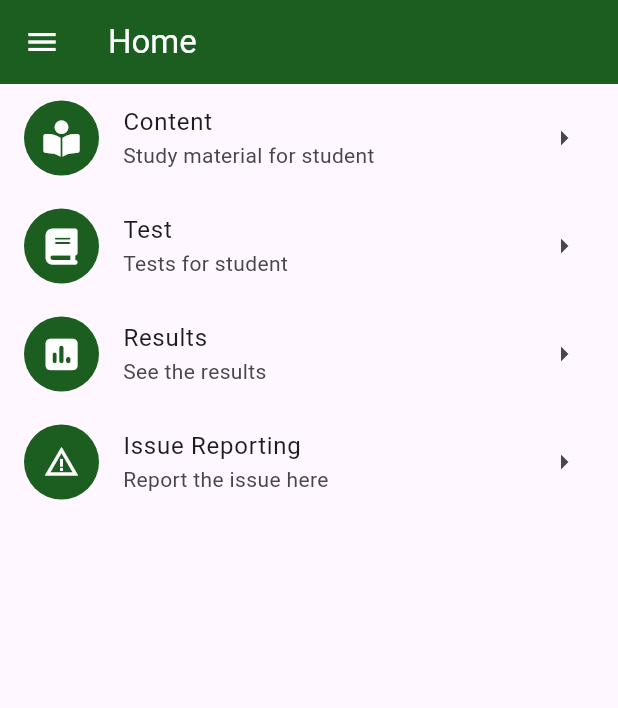
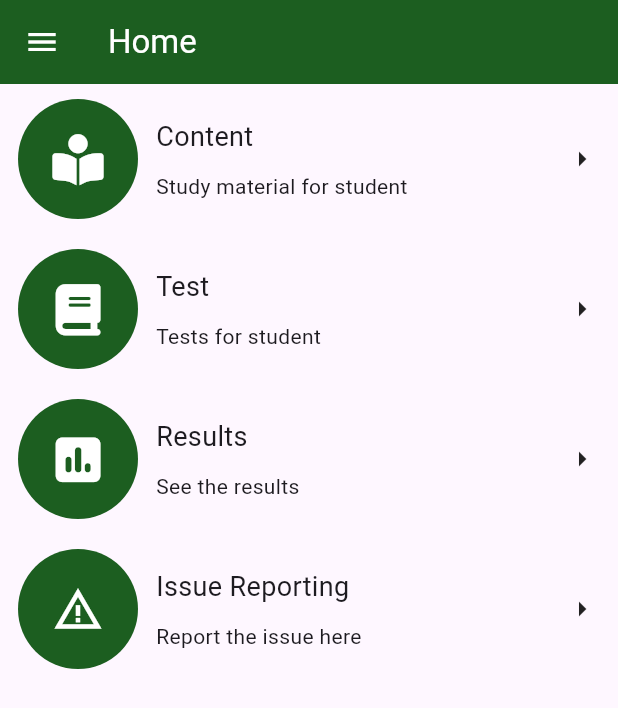
Before and after one commit to chindamsaiprasad/jeeni, a Flutter app: the Dashboard screen opened directly, on a phone screen of 412 x 824 dp. Shown: the top 708 px of the screen. Run offline on Flutter 3.47's test engine with Material 3 defaults, Android fonts, the light colour scheme and no system bars; our stand-ins replace cached_network_image, device_info_plus, flutter_easyloading, font_awesome_flutter, hooks_riverpod, image_picker and 6 more; missing offline and left inert: syncfusion_flutter_pdfviewer; accounts and stored records are empty; network calls fail.

Commit message:
update changesin home page list size and hide immediate result to  The result will be declared soon.

```diff
--- a/lib/pages/dashboard/result/result_details_page.dart
+++ b/lib/pages/dashboard/result/result_details_page.dart
@@ -75,7 +75,8 @@ class ResultDetailsPageState extends ConsumerState<ResultDetailsPage> {
           color: Colors.white,
         ),
       ),
-      body: Column(
+      body: SafeArea(
+        child: Column(
           children: [
             Expanded(flex: 9, child: testResultContainerDetails()),
             Padding(
@@ -87,6 +88,7 @@ class ResultDetailsPageState extends ConsumerState<ResultDetailsPage> {
               ),
             ),
           ],
+        ),
       ),
     );
   }
--- a/lib/pages/dashboard/result/result_page.dart
+++ b/lib/pages/dashboard/result/result_page.dart
@@ -50,8 +50,7 @@ class ResultsPageState extends ConsumerState<ResultsPage> {
 
   @override
   Widget build(BuildContext context) {
-    return SafeArea(
-      child: Scaffold(
+    return Scaffold(
       appBar: AppBar(
         backgroundColor: const Color(0xff1c5e20),
         title: const Text(
@@ -85,7 +84,8 @@ class ResultsPageState extends ConsumerState<ResultsPage> {
           ),
         ],
       ),
-        body: Column(
+      body: SafeArea(
+        child: Column(
           children: [
             searchenable
                 ? Padding(
--- a/lib/pages/home_page.dart
+++ b/lib/pages/home_page.dart
@@ -109,11 +109,12 @@ class _HomePageState extends ConsumerState<HomePage> {
 
   Widget navigationList(VoidCallback ontap, IconData leadingIcon,
       String titleText, String subTitleText, IconData trallingIcon) {
-    return ListTile(
+    return CustomListTile(
+      height: 100,
       onTap: ontap,
       leading: JeeniIcon(iconData: leadingIcon),
       title: Text(titleText),
-      subtitle: Text(subTitleText),
+      subTitle: Text(subTitleText),
       trailing: Icon(trallingIcon),
     );
   }
@@ -129,12 +130,84 @@ class JeeniIcon extends StatelessWidget {
   @override
   Widget build(BuildContext context) {
     return CircleAvatar(
-      maxRadius: 25,
+      maxRadius: 40,
       backgroundColor: AppColour.darkGreen,
       child: Icon(
         iconData,
         color: Colors.white,
+        size: 34,
       ),
     );
   }
 }
+
+
+
+// Custom list tile definition
+class CustomListTile extends StatelessWidget {
+  final Widget? leading; // Optional leading widget
+  final Text? title; // Required title text
+  final Text? subTitle; // Optional subtitle text
+  final VoidCallback? onTap; // Optional tap event handler
+  final Function? onLongPress; // Optional long press event handler
+  final Function? onDoubleTap; // Optional double tap event handler
+  final Widget? trailing; // Optional trailing widget
+  final Color? tileColor; // Optional tile background color
+  final double? height; // Required height for the custom list tile
+
+  // Constructor for the custom list tile
+  const CustomListTile({
+    super.key,
+    this.leading,
+    this.title,
+    this.subTitle,
+    this.onTap,
+    this.onLongPress,
+    this.onDoubleTap,
+    this.trailing,
+    this.tileColor,
+    required this.height, // Make height required for clarity
+  });
+
+  @override
+  Widget build(BuildContext context) {
+    return Material( // Material design container for the list tile
+      color: tileColor, // Set background color if provided
+      child: InkWell( // Tappable area with event handlers
+        onTap: onTap, // Tap event handler
+        onDoubleTap: () => onDoubleTap, // Double tap event handler
+        onLongPress: () => onLongPress, // Long press event handler
+        child: SizedBox( // Constrain the size of the list tile
+          height: height, // Set custom height from constructor
+          child: Row( // Row layout for list item content
+            children: [
+              Padding( // Padding for the leading widget
+                padding: const EdgeInsets.only(left: 12.0, right: 12.0),
+                child: leading, // Display leading widget
+              ),
+              Expanded( // Expanded section for title and subtitle
+                child: Column( // Column layout for title and subtitle
+                  crossAxisAlignment: CrossAxisAlignment.start,
+                  mainAxisAlignment: MainAxisAlignment.center, // Align text left
+                  children: [
+                    // title ?? const SizedBox(), // Display title or empty space
+                    Text(
+                      title?.data ?? '',
+                      style: TextStyle(fontSize: 18,fontWeight: FontWeight.w400),
+                    ),
+                    const SizedBox(height: 10), // Spacing between title and subtitle
+                    subTitle ?? const SizedBox(), // Display subtitle or empty space
+                  ],
+                ),
+              ),
+              Padding( // Padding for the trailing widget
+                padding: const EdgeInsets.all(12.0),
+                child: trailing, // Display trailing widget
+              )
+            ],
+          ),
+        ),
+      ),
+    );
+  }
+}
```
Also changed, not shown: 1 other file. Lines whose indentation alone changed are shown as unchanged.
